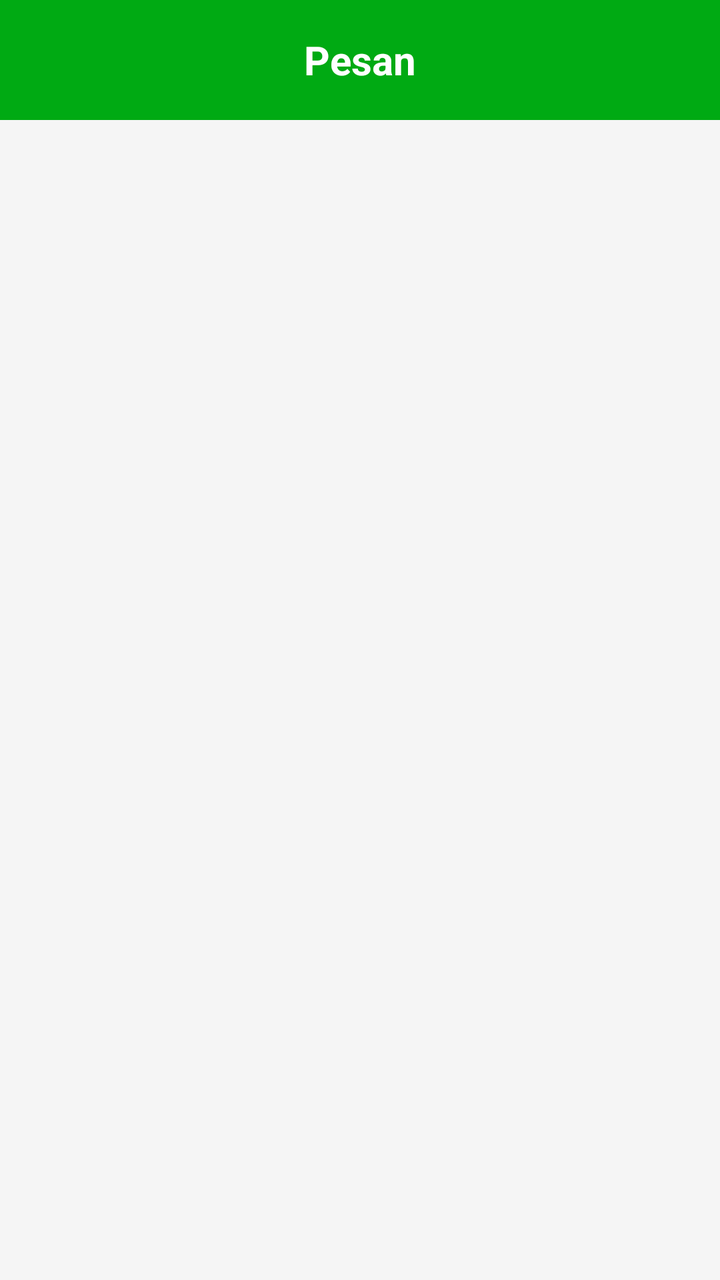
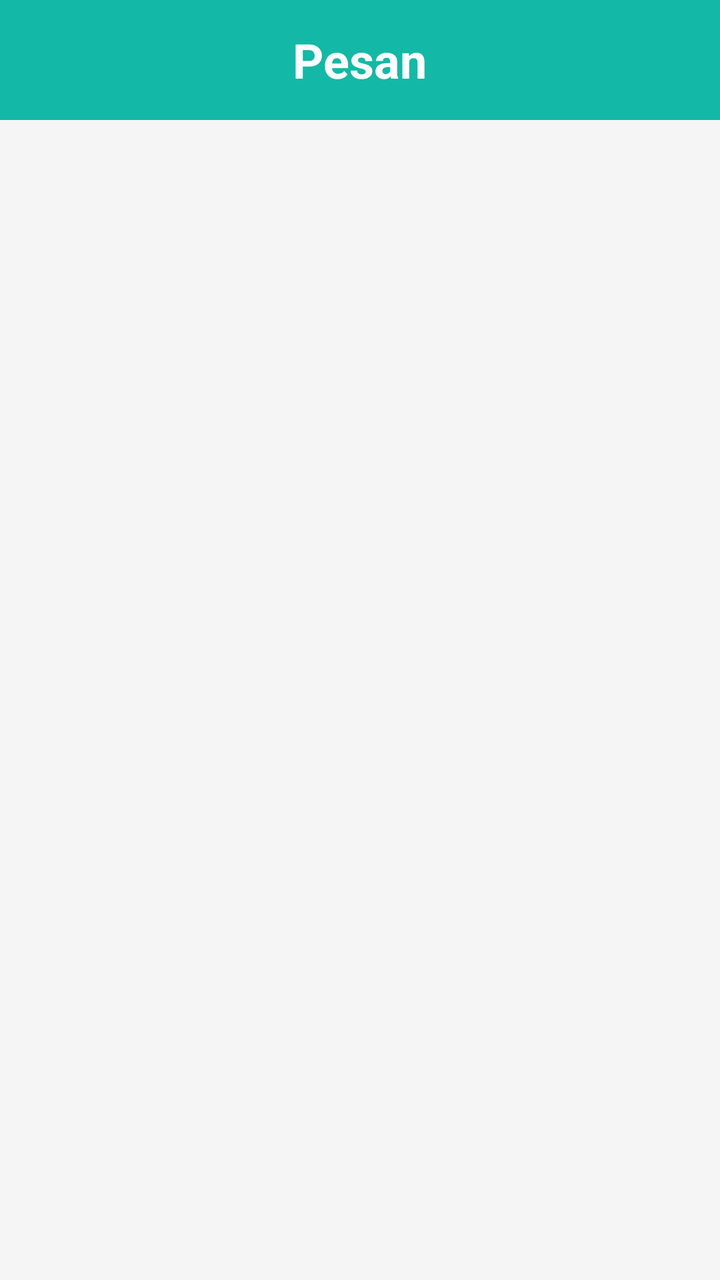

An Android layout rendered at two revisions. The XML below is the earlier revision; the diff shows what the commit changed to produce the second picture.
<!-- AndroidManifest.xml: application theme Theme.NgGojek -->
<!-- res/layout/fragment_chat.xml -->
<?xml version="1.0" encoding="utf-8"?>
<LinearLayout xmlns:android="http://schemas.android.com/apk/res/android"
    xmlns:tools="http://schemas.android.com/tools"
    xmlns:app="http://schemas.android.com/apk/res-auto"
    android:layout_width="match_parent"
    android:layout_height="match_parent"
    android:orientation="vertical"
    android:background="#F5F5F5">

    
    <LinearLayout
        android:layout_width="match_parent"
        android:layout_height="60dp"
        android:background="#00AA13"
        android:gravity="center">

        <TextView
            android:layout_width="wrap_content"
            android:layout_height="wrap_content"
            android:text="Pesan"
            android:textColor="#FFFFFF"
            android:textSize="20sp"
            android:textStyle="bold" />
    </LinearLayout>

    
    <androidx.recyclerview.widget.RecyclerView
        android:id="@+id/rvChatInbox"
        android:layout_width="match_parent"
        android:layout_height="match_parent"
        android:padding="16dp"
        android:clipToPadding="false"
        tools:listitem="@layout/item_chat_box"/>

</LinearLayout>
<!-- res/layout/item_chat_box.xml (included above) -->
<?xml version="1.0" encoding="utf-8"?>
<androidx.cardview.widget.CardView xmlns:android="http://schemas.android.com/apk/res/android"
    xmlns:app="http://schemas.android.com/apk/res-auto"
    android:layout_width="match_parent"
    android:layout_height="wrap_content"
    android:layout_marginBottom="12dp"
    app:cardCornerRadius="12dp"
    app:cardElevation="2dp">

    <LinearLayout
        android:layout_width="match_parent"
        android:layout_height="wrap_content"
        android:orientation="horizontal"
        android:padding="16dp"
        android:gravity="center_vertical">

        
        <ImageView
            android:id="@+id/imgProfile"
            android:layout_width="50dp"
            android:layout_height="50dp"
            android:src="@drawable/profile"
            android:background="@drawable/bg_circle"
            android:padding="8dp"/>
        

        <LinearLayout
            android:layout_width="0dp"
            android:layout_height="wrap_content"
            android:layout_weight="1"
            android:orientation="vertical"
            android:layout_marginStart="16dp">

            <LinearLayout
                android:layout_width="match_parent"
                android:layout_height="wrap_content"
                android:orientation="horizontal">

                <TextView
                    android:id="@+id/tvName"
                    android:layout_width="0dp"
                    android:layout_height="wrap_content"
                    android:layout_weight="1"
                    android:text="Nama Driver"
                    android:textSize="16sp"
                    android:textStyle="bold"
                    android:textColor="#000000"/>

                <TextView
                    android:id="@+id/tvTime"
                    android:layout_width="wrap_content"
                    android:layout_height="wrap_content"
                    android:text="11:00"
                    android:textSize="12sp"
                    android:textColor="#00AA13"/>
            </LinearLayout>

            <TextView
                android:id="@+id/tvPreview"
                android:layout_width="wrap_content"
                android:layout_height="wrap_content"
                android:text="Saya udah di depan kak"
                android:textColor="#888888"
                android:textSize="14sp"
                android:layout_marginTop="4dp"
                android:maxLines="1"
                android:ellipsize="end"/>
        </LinearLayout>
    </LinearLayout>

</androidx.cardview.widget.CardView>
<!-- resources referenced by this layout -->
<resources>
  <!-- drawable bg_circle (drawable) -->
  <shape xmlns:android="http://schemas.android.com/apk/res/android"
      android:shape="oval">
      <solid android:color="#F1F1F1"/>
  </shape>
  <!-- drawable profile (drawable) -->
  <vector xmlns:android="http://schemas.android.com/apk/res/android"
      android:width="24dp"
      android:height="24dp"
      android:viewportWidth="24"
      android:viewportHeight="24">
      <path
          android:fillColor="#000"
          android:pathData="M12,12a5,5 0 1,0 0,-10a5,5 0 1,0 0,10zM4,22c0,-4 4,-7 8,-7s8,3 8,7v1H4v-1z"/>
  </vector>
  <style name="Theme.NgGojek" parent="Base.Theme.NgGojek" />
  <style name="Base.Theme.NgGojek" parent="Theme.Material3.DayNight.NoActionBar">
          
          
          <item name="android:windowBackground">@color/white</item>
          <item name="colorSecondaryContainer">@android:color/transparent</item>
      </style>
  <color name="white">#FFFFFFFF</color>
</resources>

<!-- the commit's change to res/layout/fragment_chat.xml (unified diff, before → after) -->
@@ -11,7 +11,7 @@
     <LinearLayout
         android:layout_width="match_parent"
         android:layout_height="60dp"
-        android:background="#00AA13"
+        android:background="#14B8A6"
         android:gravity="center">
 
         <TextView
@@ -19,7 +19,7 @@
             android:layout_height="wrap_content"
             android:text="Pesan"
             android:textColor="#FFFFFF"
-            android:textSize="20sp"
+            android:textSize="24sp"
             android:textStyle="bold" />
     </LinearLayout>
 
@@ -88,7 +88,7 @@
                     android:layout_height="wrap_content"
                     android:text="11:00"
                     android:textSize="12sp"
-                    android:textColor="#00AA13"/>
+                    android:textColor="#14B8A6"/>
             </LinearLayout>
 
             <TextView
